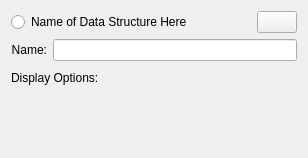
Old version of the form src/Interface/DataStructurePropertiesWidget.ui in the repository KDE/rocs.
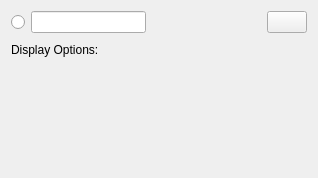
New version of the form. Custom widgets are drawn as their Qt base class.

Commit message: Improve title line.

Patch:
```diff
--- a/src/Interface/DataStructurePropertiesWidget.ui
+++ b/src/Interface/DataStructurePropertiesWidget.ui
@@ -6,8 +6,8 @@
    <rect>
     <x>0</x>
     <y>0</y>
-    <width>308</width>
-    <height>158</height>
+    <width>318</width>
+    <height>178</height>
    </rect>
   </property>
   <property name="sizePolicy">
@@ -40,7 +40,20 @@
         </sizepolicy>
        </property>
        <property name="text">
-        <string comment="KDE::DoNotExtract">Name of Data Structure Here</string>
+        <string notr="true" comment="KDE::DoNotExtract"/>
+       </property>
+      </widget>
+     </item>
+     <item>
+      <widget class="KLineEdit" name="_dataStructureName">
+       <property name="sizePolicy">
+        <sizepolicy hsizetype="Expanding" vsizetype="Preferred">
+         <horstretch>0</horstretch>
+         <verstretch>0</verstretch>
+        </sizepolicy>
+       </property>
+       <property name="clickMessage">
+        <string>Data structure name</string>
        </property>
       </widget>
      </item>
@@ -87,42 +100,6 @@
      </item>
     </layout>
    </item>
-   <item>
-    <layout class="QHBoxLayout" name="horizontalLayout">
-     <property name="sizeConstraint">
-      <enum>QLayout::SetDefaultConstraint</enum>
-     </property>
-     <item>
-      <widget class="QLabel" name="label">
-       <property name="sizePolicy">
-        <sizepolicy hsizetype="Preferred" vsizetype="Preferred">
-         <horstretch>0</horstretch>
-         <verstretch>0</verstretch>
-        </sizepolicy>
-       </property>
-       <property name="text">
-        <string>Name:</string>
-       </property>
-       <property name="alignment">
-        <set>Qt::AlignRight|Qt::AlignTrailing|Qt::AlignVCenter</set>
-       </property>
-       <property name="buddy">
-        <cstring>_dataStructureName</cstring>
-       </property>
-      </widget>
-     </item>
-     <item>
-      <widget class="KLineEdit" name="_dataStructureName">
-       <property name="sizePolicy">
-        <sizepolicy hsizetype="Expanding" vsizetype="Preferred">
-         <horstretch>0</horstretch>
-         <verstretch>0</verstretch>
-        </sizepolicy>
-       </property>
-      </widget>
-     </item>
-    </layout>
-   </item>
    <item>
     <spacer name="verticalSpacer">
      <property name="orientation">
```
The commit also changes 2 other files.
